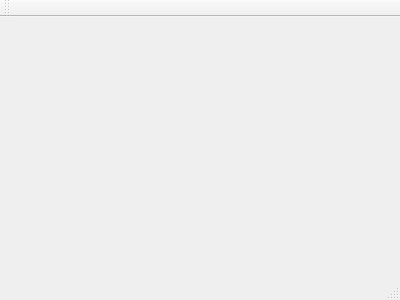
First picture: the form in mainwindow.ui, repository alezz/quickpoll, before the edit.
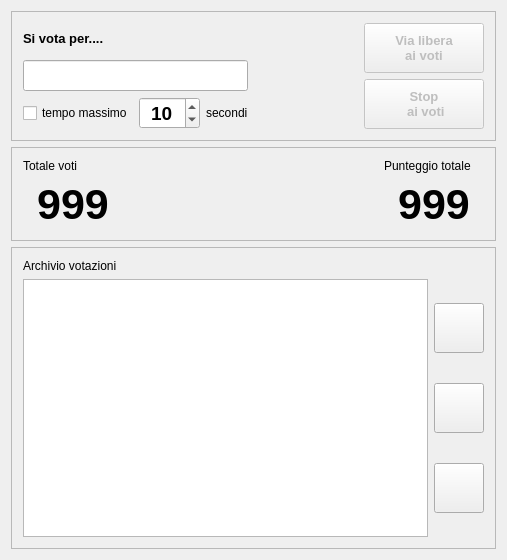
Second picture: the form after the edit. Icons and pictures are not drawn.

Patch:
```diff
--- a/mainwindow.ui
+++ b/mainwindow.ui
@@ -1,24 +1,373 @@
 <ui version="4.0">
  <class>MainWindow</class>
- <widget class="QMainWindow" name="MainWindow" >
-  <property name="geometry" >
+ <widget class="QMainWindow" name="MainWindow">
+  <property name="geometry">
    <rect>
     <x>0</x>
     <y>0</y>
-    <width>400</width>
-    <height>300</height>
+    <width>507</width>
+    <height>560</height>
    </rect>
   </property>
   <property name="windowTitle" >
    <string>MainWindow</string>
   </property>
-  <widget class="QMenuBar" name="menuBar" />
-  <widget class="QToolBar" name="mainToolBar" />
-  <widget class="QWidget" name="centralWidget" />
-  <widget class="QStatusBar" name="statusBar" />
+  <widget class="QWidget" name="centralWidget">
+   <layout class="QVBoxLayout" name="verticalLayout_6">
+    <item>
+     <widget class="QFrame" name="frame">
+      <property name="frameShape">
+       <enum>QFrame::StyledPanel</enum>
+      </property>
+      <layout class="QHBoxLayout" name="horizontalLayout_4" stretch="0,1,0">
+       <item>
+        <layout class="QVBoxLayout" name="verticalLayout_4">
+         <item>
+          <widget class="QLabel" name="label">
+           <property name="font">
+            <font>
+             <pointsize>10</pointsize>
+             <weight>75</weight>
+             <bold>true</bold>
+            </font>
+           </property>
+           <property name="text">
+            <string>Si vota per....</string>
+           </property>
+          </widget>
+         </item>
+         <item>
+          <widget class="QLineEdit" name="pollName">
+           <property name="font">
+            <font>
+             <pointsize>14</pointsize>
+             <weight>75</weight>
+             <bold>true</bold>
+            </font>
+           </property>
+           <property name="text">
+            <string/>
+           </property>
+           <property name="alignment">
+            <set>Qt::AlignCenter</set>
+           </property>
+          </widget>
+         </item>
+         <item>
+          <layout class="QHBoxLayout" name="horizontalLayout_3">
+           <item>
+            <widget class="QCheckBox" name="checkMaxTimeEnable">
+             <property name="text">
+              <string>tempo massimo</string>
+             </property>
+            </widget>
+           </item>
+           <item>
+            <widget class="QSpinBox" name="editMaxTimeSeconds">
+             <property name="enabled">
+              <bool>true</bool>
+             </property>
+             <property name="font">
+              <font>
+               <pointsize>14</pointsize>
+               <weight>75</weight>
+               <bold>true</bold>
+              </font>
+             </property>
+             <property name="alignment">
+              <set>Qt::AlignCenter</set>
+             </property>
+             <property name="minimum">
+              <number>0</number>
+             </property>
+             <property name="maximum">
+              <number>180</number>
+             </property>
+             <property name="singleStep">
+              <number>10</number>
+             </property>
+             <property name="value">
+              <number>10</number>
+             </property>
+            </widget>
+           </item>
+           <item>
+            <widget class="QLabel" name="label_2">
+             <property name="text">
+              <string>secondi</string>
+             </property>
+            </widget>
+           </item>
+          </layout>
+         </item>
+        </layout>
+       </item>
+       <item>
+        <spacer name="horizontalSpacer_2">
+         <property name="orientation">
+          <enum>Qt::Horizontal</enum>
+         </property>
+         <property name="sizeHint" stdset="0">
+          <size>
+           <width>20</width>
+           <height>20</height>
+          </size>
+         </property>
+        </spacer>
+       </item>
+       <item>
+        <layout class="QVBoxLayout" name="verticalLayout_5">
+         <item>
+          <widget class="QPushButton" name="btnGo">
+           <property name="enabled">
+            <bool>false</bool>
+           </property>
+           <property name="minimumSize">
+            <size>
+             <width>120</width>
+             <height>50</height>
+            </size>
+           </property>
+           <property name="font">
+            <font>
+             <pointsize>10</pointsize>
+             <weight>75</weight>
+             <bold>true</bold>
+            </font>
+           </property>
+           <property name="text">
+            <string>Via libera
+ai voti</string>
+           </property>
+           <property name="icon">
+            <iconset resource="quickpoll.qrc">
+             <normaloff>:/icons/green</normaloff>:/icons/green</iconset>
+           </property>
+          </widget>
+         </item>
+         <item>
+          <widget class="QPushButton" name="btnStop">
+           <property name="enabled">
+            <bool>false</bool>
+           </property>
+           <property name="minimumSize">
+            <size>
+             <width>120</width>
+             <height>50</height>
+            </size>
+           </property>
+           <property name="font">
+            <font>
+             <pointsize>10</pointsize>
+             <weight>75</weight>
+             <bold>true</bold>
+            </font>
+           </property>
+           <property name="text">
+            <string>Stop
+ ai voti</string>
+           </property>
+           <property name="icon">
+            <iconset resource="quickpoll.qrc">
+             <normaloff>:/icons/red</normaloff>:/icons/red</iconset>
+           </property>
+          </widget>
+         </item>
+        </layout>
+       </item>
+      </layout>
+     </widget>
+    </item>
+    <item>
+     <widget class="QFrame" name="frame_2">
+      <property name="frameShape">
+       <enum>QFrame::StyledPanel</enum>
+      </property>
+      <layout class="QHBoxLayout" name="horizontalLayout_2">
+       <item>
+        <layout class="QVBoxLayout" name="verticalLayout_2">
+         <item>
+          <widget class="QLabel" name="label_4">
+           <property name="text">
+            <string>Totale voti</string>
+           </property>
+          </widget>
+         </item>
+         <item>
+          <widget class="QLabel" name="lblTotalPolls">
+           <property name="minimumSize">
+            <size>
+             <width>100</width>
+             <height>50</height>
+            </size>
+           </property>
+           <property name="font">
+            <font>
+             <pointsize>32</pointsize>
+             <weight>75</weight>
+             <bold>true</bold>
+            </font>
+           </property>
+           <property name="text">
+            <string>999</string>
+           </property>
+           <property name="alignment">
+            <set>Qt::AlignCenter</set>
+           </property>
+          </widget>
+         </item>
+        </layout>
+       </item>
+       <item>
+        <spacer name="horizontalSpacer">
+         <property name="orientation">
+          <enum>Qt::Horizontal</enum>
+         </property>
+         <property name="sizeHint" stdset="0">
+          <size>
+           <width>252</width>
+           <height>20</height>
+          </size>
+         </property>
+        </spacer>
+       </item>
+       <item>
+        <layout class="QVBoxLayout" name="verticalLayout_3">
+         <item>
+          <widget class="QLabel" name="label_5">
+           <property name="text">
+            <string>Punteggio totale</string>
+           </property>
+          </widget>
+         </item>
+         <item>
+          <widget class="QLabel" name="lblTotalPoints">
+           <property name="minimumSize">
+            <size>
+             <width>100</width>
+             <height>50</height>
+            </size>
+           </property>
+           <property name="font">
+            <font>
+             <pointsize>32</pointsize>
+             <weight>75</weight>
+             <bold>true</bold>
+            </font>
+           </property>
+           <property name="text">
+            <string>999</string>
+           </property>
+           <property name="alignment">
+            <set>Qt::AlignCenter</set>
+           </property>
+          </widget>
+         </item>
+        </layout>
+       </item>
+      </layout>
+     </widget>
+    </item>
+    <item>
+     <widget class="QFrame" name="frame_3">
+      <property name="frameShape">
+       <enum>QFrame::StyledPanel</enum>
+      </property>
+      <layout class="QVBoxLayout" name="verticalLayout_7">
+       <item>
+        <widget class="QLabel" name="label_3">
+         <property name="text">
+          <string>Archivio votazioni</string>
+         </property>
+        </widget>
+       </item>
+       <item>
+        <layout class="QHBoxLayout" name="horizontalLayout">
+         <item>
+          <widget class="QTableView" name="tableArchive">
+           <property name="editTriggers">
+            <set>QAbstractItemView::NoEditTriggers</set>
+           </property>
+           <property name="selectionBehavior">
+            <enum>QAbstractItemView::SelectRows</enum>
+           </property>
+           <property name="horizontalScrollMode">
+            <enum>QAbstractItemView::ScrollPerPixel</enum>
+           </property>
+           <attribute name="verticalHeaderVisible">
+            <bool>true</bool>
+           </attribute>
+          </widget>
+         </item>
+         <item>
+          <layout class="QVBoxLayout" name="verticalLayout">
+           <item>
+            <widget class="QPushButton" name="btnClear">
+             <property name="minimumSize">
+              <size>
+               <width>50</width>
+               <height>50</height>
+              </size>
+             </property>
+             <property name="text">
+              <string/>
+             </property>
+             <property name="icon">
+              <iconset resource="quickpoll.qrc">
+               <normaloff>:/icons/new</normaloff>:/icons/new</iconset>
+             </property>
+            </widget>
+           </item>
+           <item>
+            <widget class="QPushButton" name="btnSave">
+             <property name="minimumSize">
+              <size>
+               <width>50</width>
+               <height>50</height>
+              </size>
+             </property>
+             <property name="text">
+              <string/>
+             </property>
+             <property name="icon">
+              <iconset resource="quickpoll.qrc">
+               <normaloff>:/icons/save</normaloff>:/icons/save</iconset>
+             </property>
+            </widget>
+           </item>
+           <item>
+            <widget class="QPushButton" name="btnDel">
+             <property name="enabled">
+              <bool>true</bool>
+             </property>
+             <property name="minimumSize">
+              <size>
+               <width>50</width>
+               <height>50</height>
+              </size>
+             </property>
+             <property name="text">
+              <string/>
+             </property>
+             <property name="icon">
+              <iconset resource="quickpoll.qrc">
+               <normaloff>:/icons/cross</normaloff>:/icons/cross</iconset>
+             </property>
+            </widget>
+           </item>
+          </layout>
+         </item>
+        </layout>
+       </item>
+      </layout>
+     </widget>
+    </item>
+   </layout>
+  </widget>
  </widget>
- <layoutDefault spacing="6" margin="11" />
- <pixmapfunction></pixmapfunction>
- <resources/>
+ <layoutdefault spacing="6" margin="11"/>
+ <resources>
+  <include location="quickpoll.qrc"/>
+ </resources>
  <connections/>
 </ui>
```
Left out of the diff: 5 changed lines with no effect on the pictures.
